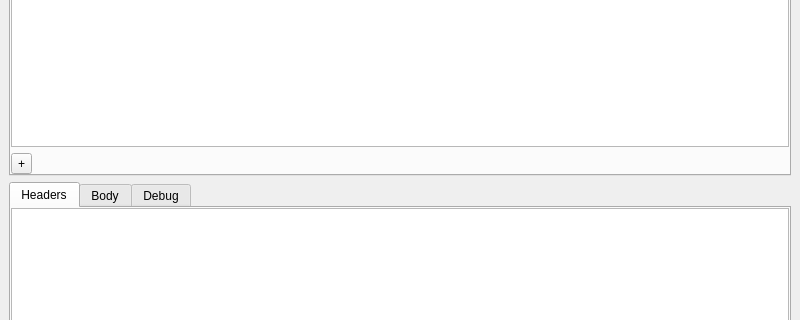
Old version of the form mainwindow.ui in the repository jesusha123/comet; both pictures show x 0 to 800 and y 124 to 444 of the 800 by 600 pixel window.
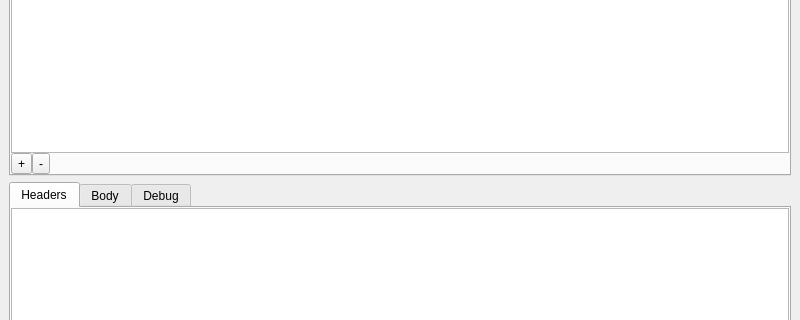
New version of the form. Custom widgets are drawn as their Qt base class.

What changed in the file:
```diff
--- a/mainwindow.ui
+++ b/mainwindow.ui
@@ -48,7 +48,10 @@
        <attribute name="title">
         <string>Headers</string>
        </attribute>
-       <layout class="QVBoxLayout" name="requestHeaderLayout">
+       <layout class="QVBoxLayout" name="verticalLayout_2">
+        <property name="spacing">
+         <number>0</number>
+        </property>
         <property name="leftMargin">
          <number>0</number>
         </property>
@@ -65,11 +68,38 @@
          <widget class="PropertyTableWidget" name="requestHeadersTableWidget"/>
         </item>
         <item>
-         <widget class="QToolButton" name="addHeaderButton">
-          <property name="text">
-           <string>+</string>
+         <layout class="QHBoxLayout" name="reqHeaderButtonLayout">
+          <property name="spacing">
+           <number>0</number>
           </property>
-         </widget>
+          <item>
+           <widget class="QToolButton" name="addReqHeaderButton">
+            <property name="text">
+             <string>+</string>
+            </property>
+           </widget>
+          </item>
+          <item>
+           <widget class="QToolButton" name="removeReqHeaderButton">
+            <property name="text">
+             <string>-</string>
+            </property>
+           </widget>
+          </item>
+          <item>
+           <spacer name="horizontalSpacer">
+            <property name="orientation">
+             <enum>Qt::Horizontal</enum>
+            </property>
+            <property name="sizeHint" stdset="0">
+             <size>
+              <width>40</width>
+              <height>20</height>
+             </size>
+            </property>
+           </spacer>
+          </item>
+         </layout>
         </item>
        </layout>
       </widget>
```
Left out of the diff: 40 changed lines with no effect on the pictures.
